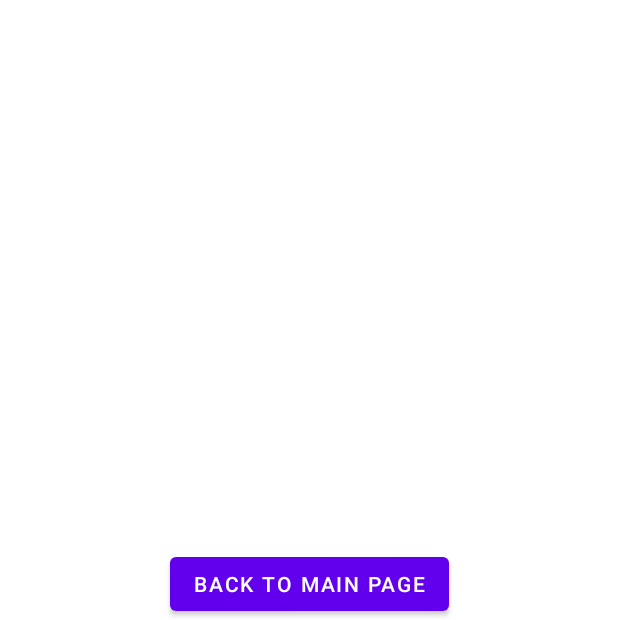
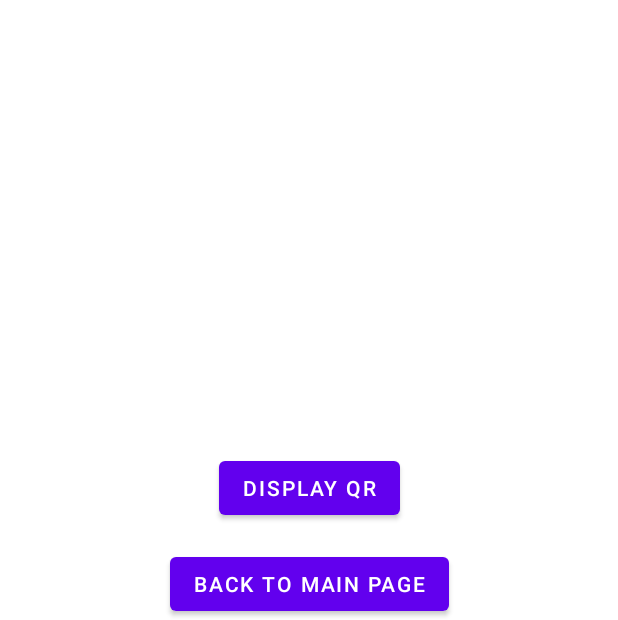
Before and after one commit to databits3883/scout-main-android, an Android app: the CrowdScoutFragment screen opened through its navigation route, on a phone screen of 412 x 824 dp, the part 616-1236 px from its top. Run offline under Robolectric (Android 15) with nearby library versions, the phone set to English and light mode, and no system bars.

Commit message:
Add hardcoded example of generating and displaying a QR code
This supports dynamic screen sizes and the qr code will be its largest size.

Tested on phones up to a 12" tablet

```diff
--- a/app/src/main/java/com/databits/androidscouting/CrowdScoutFragment.java
+++ b/app/src/main/java/com/databits/androidscouting/CrowdScoutFragment.java
@@ -33,6 +33,9 @@ public class CrowdScoutFragment extends Fragment {
 
         NavController controller = NavHostFragment.findNavController(CrowdScoutFragment.this);
 
+        binding.buttonQr.setOnClickListener(view1 -> controller
+                .navigate(R.id.action_crowdScoutFragment_to_QRFragment));
+
         binding.buttonBack.setOnClickListener(view1 -> controller
                 .navigate(R.id.action_crowdScoutFragment_to_StartFragment));
     }
--- a/app/src/main/res/layout/fragment_crowd_scout.xml
+++ b/app/src/main/res/layout/fragment_crowd_scout.xml
@@ -18,10 +18,20 @@
         app:layout_constraintTop_toTopOf="parent" />
 
     <Button
+        android:id="@+id/button_qr"
+        android:layout_width="wrap_content"
+        android:layout_height="wrap_content"
+        android:layout_marginBottom="64dp"
+        android:text="Display QR"
+        app:layout_constraintBottom_toBottomOf="parent"
+        app:layout_constraintEnd_toEndOf="parent"
+        app:layout_constraintStart_toStartOf="parent" />
+
+    <Button
         android:id="@+id/button_back"
         android:layout_width="wrap_content"
         android:layout_height="wrap_content"
-        android:text="Back to main page"
+        android:text="@string/back_to_main"
         app:layout_constraintBottom_toBottomOf="parent"
         app:layout_constraintEnd_toEndOf="parent"
         app:layout_constraintStart_toStartOf="parent" />
--- a/app/src/main/res/navigation/nav_graph.xml
+++ b/app/src/main/res/navigation/nav_graph.xml
@@ -56,6 +56,9 @@
         <action
             android:id="@+id/action_crowdScoutFragment_to_StartFragment"
             app:destination="@id/StartFragment" />
+        <action
+            android:id="@+id/action_crowdScoutFragment_to_QRFragment"
+            app:destination="@id/QRFragment" />
     </fragment>
     <fragment
         android:id="@+id/pitScoutFragment"
@@ -93,4 +96,13 @@
             android:id="@+id/action_driveTeamFragment_to_StartFragment"
             app:destination="@id/StartFragment" />
     </fragment>
+    <fragment
+        android:id="@+id/QRFragment"
+        android:name="com.databits.androidscouting.QRFragment"
+        android:label="fragment_q_r"
+        tools:layout="@layout/fragment_q_r" >
+        <action
+            android:id="@+id/action_QRFragment_to_crowdScoutFragment"
+            app:destination="@id/crowdScoutFragment" />
+    </fragment>
 </navigation>
--- a/app/src/main/res/values/colors.xml
+++ b/app/src/main/res/values/colors.xml
@@ -7,4 +7,5 @@
     <color name="teal_700">#FF018786</color>
     <color name="black">#FF000000</color>
     <color name="white">#FFFFFFFF</color>
+    <color name="green_900">#0d5302</color>
 </resources>
--- a/app/src/main/res/values/strings.xml
+++ b/app/src/main/res/values/strings.xml
@@ -16,4 +16,5 @@
     <string name="action_main">Main Menu</string>
     <string name="scouting_select_text">Select your strategy position</string>
     <string name="main_title">Welcome to the Scouting app</string>
+    <string name="back_to_main">Back to main page</string>
 </resources>
```
Also changed, not shown: app/src/main/java/com/databits/androidscouting/QRFragment.java (added, +94 -0 lines), app/src/main/res/layout/fragment_q_r.xml (added, +62 -0 lines), app/src/main/res/drawable/logo.png (added).
